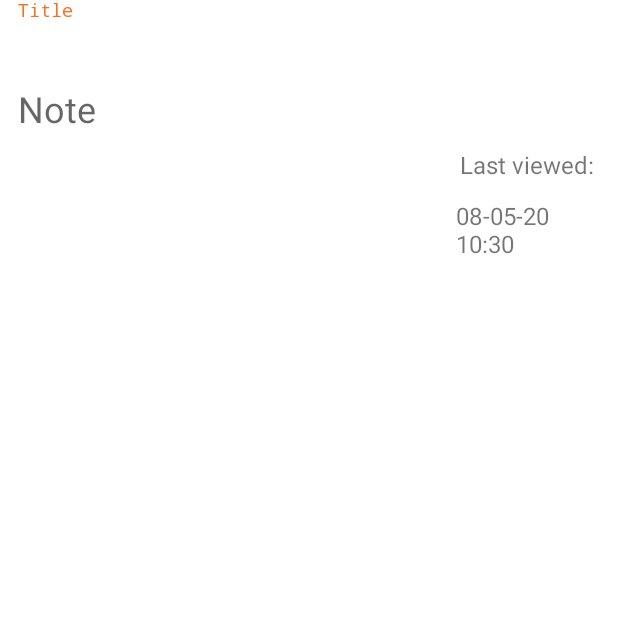
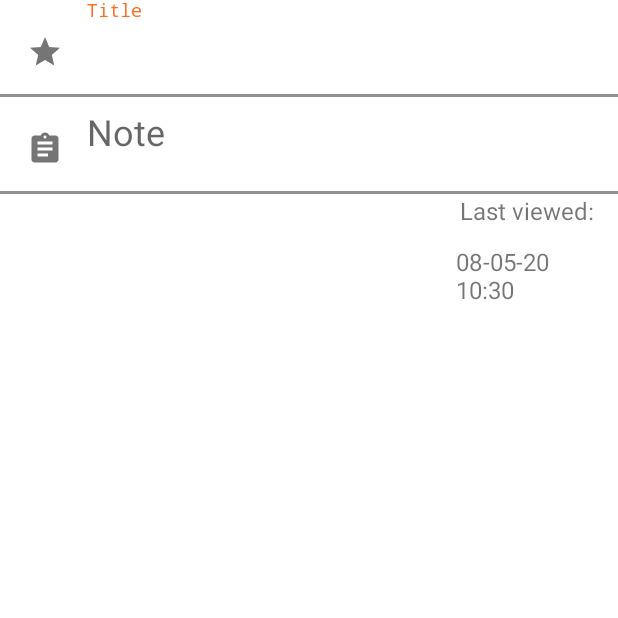
Before and after one commit to vaskomike/All4learnFragments, an Android app: the ActivityAddNote screen opened directly, with no data from a screen before it, on a phone screen of 412 x 824 dp, the top half of it. Run offline under Robolectric (Android 15) with nearby library versions, the phone set to English and light mode, and no system bars; our stand-ins replace Firebase (no records; nobody signed in at launch, a user with empty details on screens opened directly).

Commit message:
на всякий случай закомичу

```diff
--- /dev/null
+++ b/app/src/main/res/drawable/bg_edit_text.xml
@@ -0,0 +1,20 @@
+<?xml version="1.0" encoding="utf-8"?>
+<layer-list xmlns:android="http://schemas.android.com/apk/res/android">
+    <item>
+        <shape android:shape="rectangle">
+            <!-- Draw a 2dp width border around shape -->
+            <stroke
+                android:color="@color/underline_grey"
+                android:width="6dp"
+                />
+        </shape>
+    </item>
+    <!-- Overlap the left, top and right border using background color  -->
+    <item
+        android:bottom="2dp"
+        >
+        <shape android:shape="rectangle">
+            <solid android:color="@color/color_background"/>
+        </shape>
+    </item>
+</layer-list>
--- /dev/null
+++ b/app/src/main/res/drawable/ic_note_silver_24dp.xml
@@ -0,0 +1,5 @@
+<vector android:height="24dp" android:tint="#919191"
+    android:viewportHeight="24.0" android:viewportWidth="24.0"
+    android:width="24dp" xmlns:android="http://schemas.android.com/apk/res/android">
+    <path android:fillColor="#FF000000" android:pathData="M19,3h-4.18C14.4,1.84 13.3,1 12,1c-1.3,0 -2.4,0.84 -2.82,2L5,3c-1.1,0 -2,0.9 -2,2v14c0,1.1 0.9,2 2,2h14c1.1,0 2,-0.9 2,-2L21,5c0,-1.1 -0.9,-2 -2,-2zM12,3c0.55,0 1,0.45 1,1s-0.45,1 -1,1 -1,-0.45 -1,-1 0.45,-1 1,-1zM14,17L7,17v-2h7v2zM17,13L7,13v-2h10v2zM17,9L7,9L7,7h10v2z"/>
+</vector>
--- a/app/src/main/res/layout/add_note_activity.xml
+++ b/app/src/main/res/layout/add_note_activity.xml
@@ -3,12 +3,16 @@
     xmlns:app="http://schemas.android.com/apk/res-auto"
     android:layout_width="match_parent"
     android:layout_height="match_parent"
-    android:background="@android:color/white"
+    android:background="@color/color_background"
     android:orientation="vertical">
 
     <com.google.android.material.textfield.TextInputLayout
         android:layout_width="match_parent"
-        android:layout_height="wrap_content">
+        android:layout_height="wrap_content"
+        app:startIconDrawable="@drawable/ic_star_silver_24dp"
+        app:startIconContentDescription="@string/DefaultTitle"
+        android:background="@drawable/bg_edit_text"
+        >
 
         <com.google.android.material.textfield.TextInputEditText
             android:id="@+id/title"
@@ -21,19 +25,24 @@
             android:background="@android:color/transparent"
             android:fontFamily="monospace"
             android:hint="@string/DefaultTitle"
-
             android:paddingStart="6sp"
             android:paddingEnd="6sp"
             android:textSize="24sp"
             app:counterEnabled="true"
             app:counterMaxLength="5"
-            app:layout_constraintTop_toTopOf="parent" />
+            app:layout_constraintTop_toTopOf="parent"
+
+            />
     </com.google.android.material.textfield.TextInputLayout>
 
 
     <com.google.android.material.textfield.TextInputLayout
         android:layout_width="match_parent"
-        android:layout_height="wrap_content">
+        android:layout_height="wrap_content"
+        app:startIconDrawable="@drawable/ic_note_silver_24dp"
+        app:startIconContentDescription="@string/DefaultNote"
+        android:background="@drawable/bg_edit_text"
+        >
 
         <com.google.android.material.textfield.TextInputEditText
             android:id="@+id/text"
@@ -48,8 +57,10 @@
             android:inputType="textMultiLine"
             android:paddingStart="6sp"
             android:paddingEnd="6sp"
+
             android:textColor="@android:color/black"
-            android:textSize="24sp" />
+            android:textSize="24sp"
+            />
 
     </com.google.android.material.textfield.TextInputLayout>
 
@@ -57,11 +68,9 @@
         android:id="@+id/staticString"
         android:layout_width="wrap_content"
         android:layout_height="wrap_content"
-
         android:layout_gravity="end"
-
         android:textSize="16sp"
-        android:text="Last viewed:"
+        android:text="@string/notes_last_viewed_date"
         android:layout_marginEnd="16dp" />
 
     <TextView
--- a/app/src/main/res/values/colors.xml
+++ b/app/src/main/res/values/colors.xml
@@ -3,4 +3,10 @@
     <color name="colorPrimary">#6200EE</color>
     <color name="colorPrimaryDark">#3700B3</color>
     <color name="colorAccent">#03DAC5</color>
+
+    <color name="underline_grey">#919191</color>
+    <color name="buttons">#FC6E20</color>
+    <color name="color_background">#ffffff</color>
+    <color name="background_splash_activity">#131210</color>
+
 </resources>
```
Also changed, not shown: app/src/main/java/com/example/all4learnfragments/MainActivity.java (deleted, +0 -14 lines), app/src/main/res/layout/activity_main.xml (deleted, +0 -18 lines), app/src/main/res/layout/activity_splash.xml (+13 -14 lines), app/src/main/res/layout/concentration_fragment.xml (+5 -5 lines), app/src/main/res/values/strings.xml (+16 -1 lines), app/src/main/res/drawable/image_apps_icon.png (added), 2 other files.
